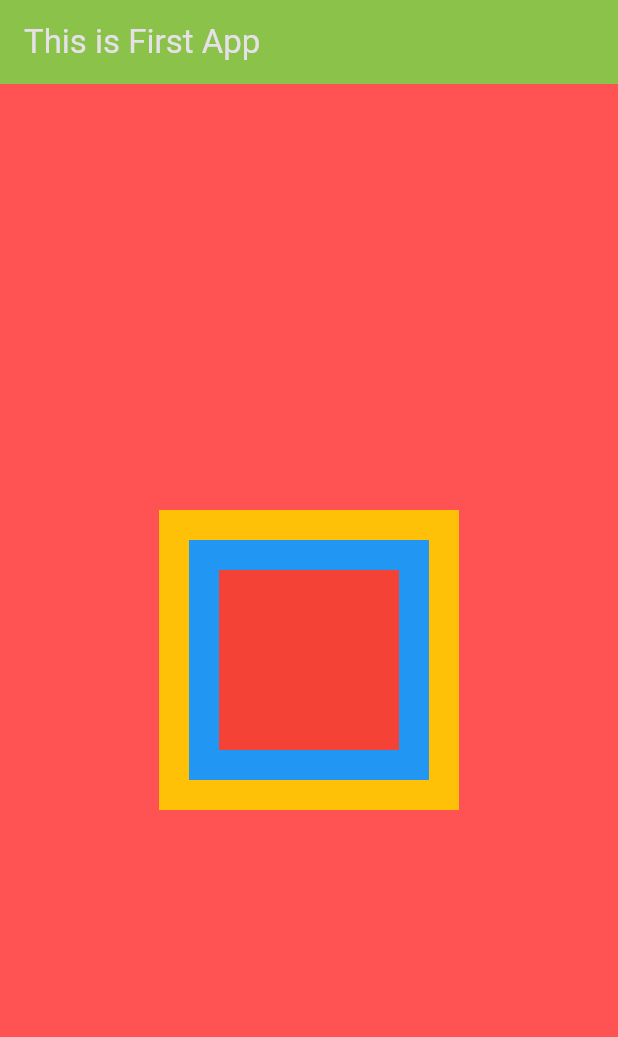
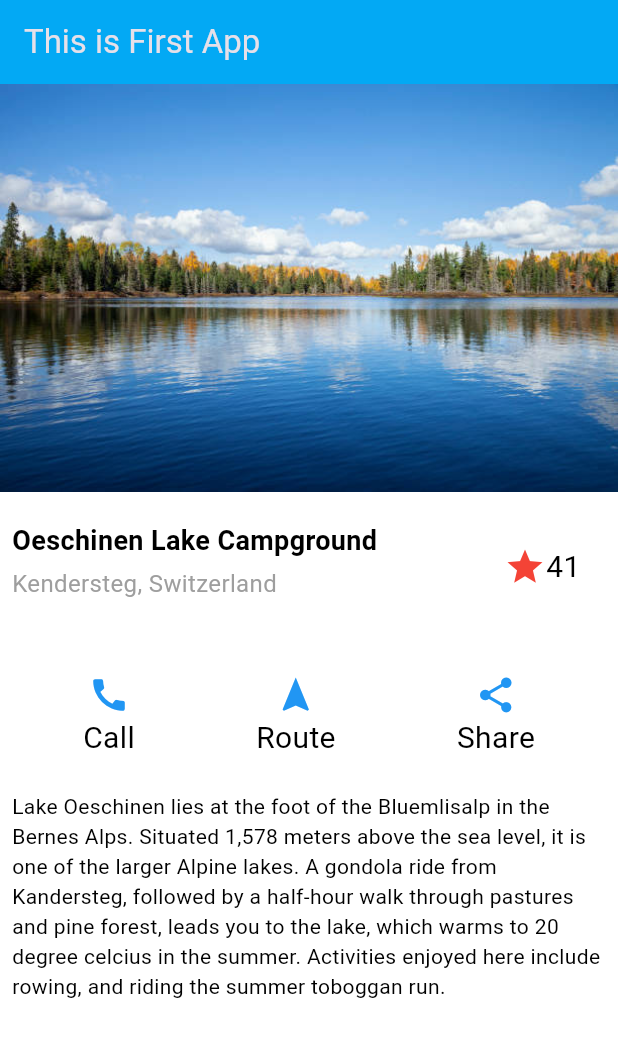
Before and after one commit to PankajJoshi-hp/FlutterFirstRepo, a Flutter app: the screen it shows after launch, on a phone screen of 412 x 824 dp. Shown: the top 1037 px of the screen. Run offline on Flutter 3.47's test engine with Material 3 defaults, Android fonts, the phone set to English and light mode, and no system bars.

Commit message:
completed task one, created first UI of flutter docs.

```diff
--- a/lib/main.dart
+++ b/lib/main.dart
@@ -22,118 +22,132 @@ class ChildApp extends StatelessWidget {
 
   @override
   Widget build(BuildContext context) {
+    var size = MediaQuery.of(context).size;
+    var width = size.width;
     return Scaffold(
-      backgroundColor: Colors.redAccent,
+      backgroundColor: Colors.white,
       appBar: AppBar(
         // backgroundColor: Colors.transparent,
-        backgroundColor: Colors.lightGreen,
+        backgroundColor: Colors.lightBlue,
         title: const Text('This is First App'),
       ),
-      // body: Container(
-      //   alignment: AlignmentDirectional.center,
-      //   child: Text(
-      //     'This is the body of my first app',
-      //     style: TextStyle(fontSize: 24),
-      //   ),
-      // ),
-      // body: Row(
-      //   mainAxisAlignment: MainAxisAlignment.center,
-      //   children: <Widget>[
-      //     Text('Hey'),
-      //     Text('This is text inside row'),
-      //   ],
-      // ),
-      // body: Column(
-      //   mainAxisAlignment: MainAxisAlignment.center,
-      //   children: <Widget>[
-      //     Center(
-      //       child: Text('Hey'),
-      //     ),
-      //     Text('This is text inside row'),
-      //   ],
-      // ),
-      // body: Center(
-      //     child: Column(
-      //   children: <Widget>[
-      //     Container(
-      //       color: Colors.blue,
-      //       height: 100,
-      //       child: Center(
-      //         child: Text(
-      //           'First widget',
-      //           style: TextStyle(
-      //             color: Colors.white,
-      //           ),
-      //         ),
-      //       ),
-      //     ),
-      //     Expanded(
-      //       child: Container(
-      //         color: Colors.amber,
-      //         // width: 200,
-      //         child: Center(
-      //           child: Text(
-      //             'Second widget',
-      //             style: TextStyle(
-      //               color: Colors.white,
-      //             ),
-      //           ),
-      //         ),
-      //       ),
-      //     ),
-      //     Container(
-      //       color: Colors.orange,
-      //       height: 100,
-      //       child: Center(
-      //         child: Text(
-      //           'Third widget',
-      //           style: TextStyle(
-      //             color: Colors.white,
-      //           ),
-      //         ),
-      //       ),
-      //     ),
-      //   ],
-      // )),
-      //   body: Center(
-      //       child: SizedBox(
-      //     width: 200.0,
-      //     height: 300.0,
-      //     child: Card(
-      //         color: Colors.cyan,
-      //         child: Center(
-      //           child: Text(
-      //             'Hello this is Sizebox',
-      //             style: TextStyle(fontSize: 24),
-      //             textAlign: TextAlign.center,
-      //           ),
-      //         )),
-      //   )),
-      body: Stack(
-        children: <Widget>[
-          Center(
-            child: Container(
-              width: 200,
-              height: 200,
-              color: Colors.amber,
+      body: Column(children: <Widget>[
+        Image.asset(
+          'assets/images/lakeImg.jpg',
+        ),
+        Row(children: <Widget>[
+          Container(
+            height: 100,
+            width: 2 * width / 3,
+            child: Column(
+              crossAxisAlignment: CrossAxisAlignment.start,
+              children: <Widget>[
+                Container(
+                  height: 50,
+                  padding: EdgeInsets.only(left: 8, top: 20),
+                  // alignment: Alignment.center,
+                  child: Text(
+                    'Oeschinen Lake Campground',
+                    style: TextStyle(
+                        color: Colors.black,
+                        fontSize: 18,
+                        fontWeight: FontWeight.bold),
+                  ),
+                ),
+                Container(
+                  height: 50,
+                  padding: EdgeInsets.only(left: 8),
+                  child: Text(
+                    'Kendersteg, Switzerland',
+                    style: TextStyle(color: Colors.grey, fontSize: 16),
+                  ),
+                ),
+              ],
             ),
           ),
-          Center(
-            child: Container(
-              width: 160,
-              height: 160,
-              color: Colors.blue,
-            ),
+          Container(
+              // color: Colors.lightBlue,
+              width: width / 3,
+              height: 100,
+              padding: EdgeInsets.only(right: 25),
+              child: Row(
+                mainAxisAlignment: MainAxisAlignment.end,
+                children: <Widget>[
+                  Icon(
+                    Icons.star,
+                    color: Colors.red,
+                    size: 28.0,
+                    semanticLabel: 'Text to announce in accessibility modes',
+                  ),
+                  Text(
+                    '41',
+                    style: TextStyle(fontSize: 20, color: Colors.black),
+                  )
+                ],
+              )),
+        ]),
+        Container(
+          padding: EdgeInsets.only(left: 15, right: 15),
+          height: 100,
+          child: Row(
+            mainAxisAlignment: MainAxisAlignment.spaceAround,
+            children: <Widget>[
+              Column(
+                mainAxisAlignment: MainAxisAlignment.center,
+                children: <Widget>[
+                  Icon(
+                    Icons.call,
+                    color: Colors.blue,
+                    size: 28.0,
+                    semanticLabel: 'Text to announce in accessibility modes',
+                  ),
+                  Text(
+                    'Call',
+                    style: TextStyle(fontSize: 20, color: Colors.black),
+                  )
+                ],
+              ),
+              Column(
+                mainAxisAlignment: MainAxisAlignment.center,
+                children: <Widget>[
+                  Icon(
+                    Icons.navigation,
+                    color: Colors.blue,
+                    size: 28.0,
+                    semanticLabel: 'Text to announce in accessibility modes',
+                  ),
+                  Text(
+                    'Route',
+                    style: TextStyle(fontSize: 20, color: Colors.black),
+                  )
+                ],
+              ),
+              Column(
+                mainAxisAlignment: MainAxisAlignment.center,
+                children: <Widget>[
+                  Icon(
+                    Icons.share,
+                    color: Colors.blue,
+                    size: 28.0,
+                    semanticLabel: 'Text to announce in accessibility modes',
+                  ),
+                  Text(
+                    'Share',
+                    style: TextStyle(fontSize: 20, color: Colors.black),
+                  )
+                ],
+              ),
+            ],
           ),
-          Center(
-            child: Container(
-              width: 120,
-              height: 120,
-              color: Colors.red,
-            ),
+        ),
+        Container(
+          padding: EdgeInsets.only(left: 8, right: 8),
+          child: Text(
+            'Lake Oeschinen lies at the foot of the Bluemlisalp in the Bernes Alps. Situated 1,578 meters above the sea level, it is one of the larger Alpine lakes. A gondola ride from Kandersteg, followed by a half-hour walk through pastures and pine forest, leads you to the lake, which warms to 20 degree celcius in the summer. Activities enjoyed here include rowing, and riding the summer toboggan run.',
+            style: TextStyle(color: Colors.black),
           ),
-        ],
-      ),
+        )
+      ]),
     );
   }
 }
```
Also changed, not shown: pubspec.yaml (+3 -4 lines), assets/images/lakeImg.jpg (added).
